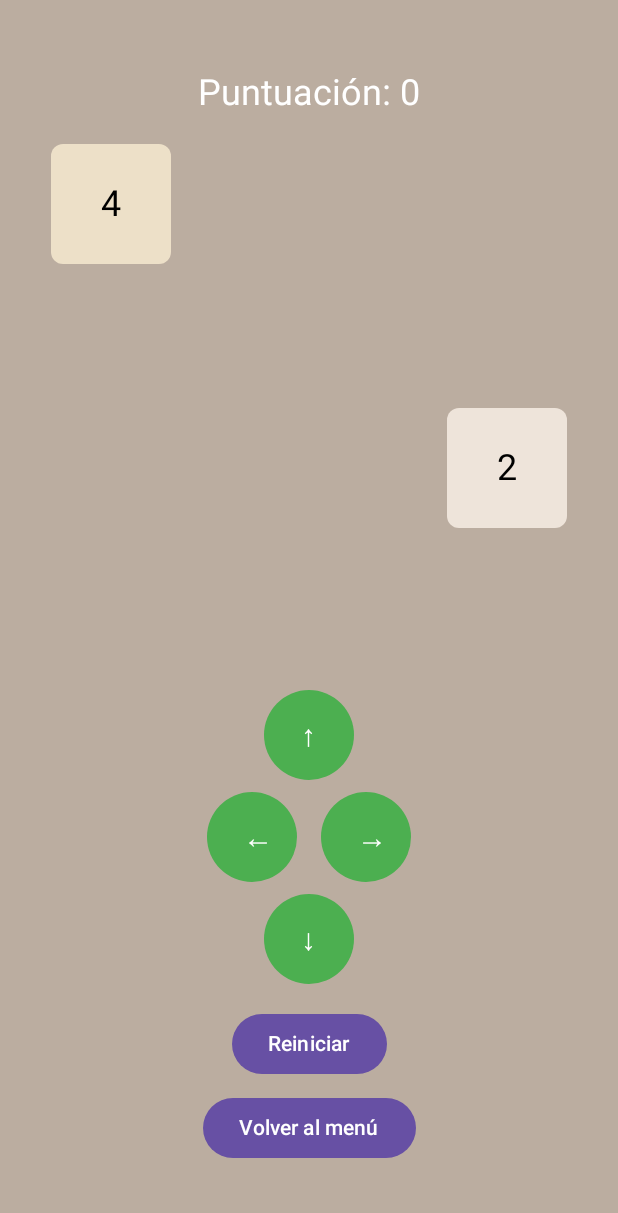
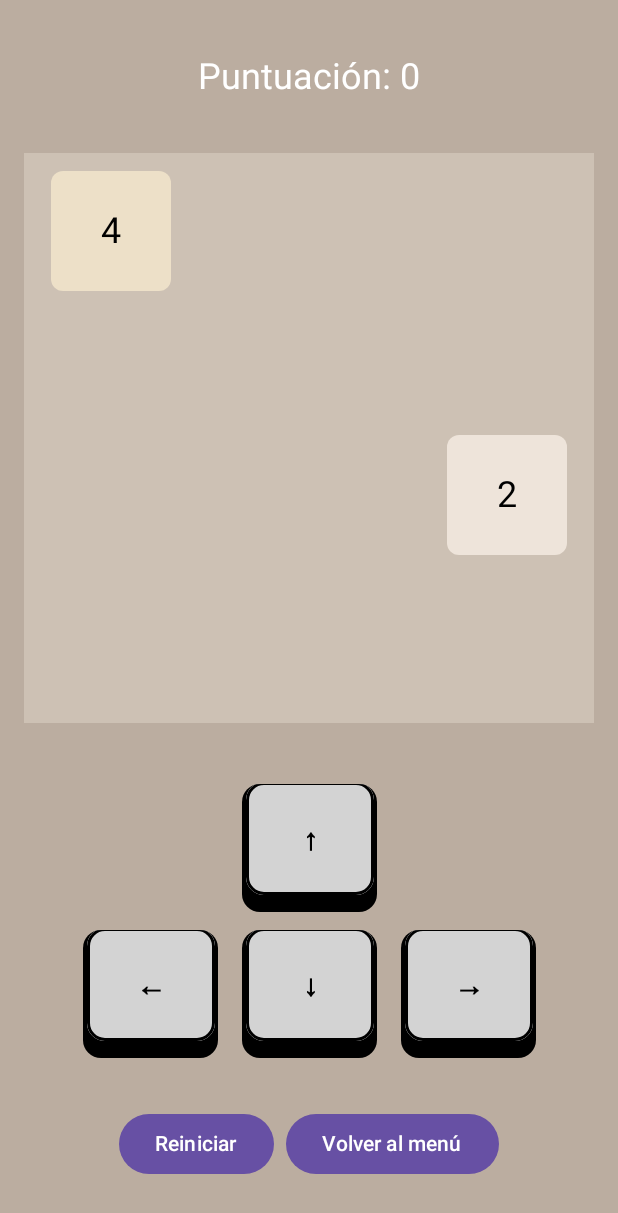
Before and after one commit to Jakon-Dev/Android-2048-GAME, an Android app built with Jetpack Compose: the GameScreen screen opened through its navigation route, on a phone screen of 412 x 824 dp. Shown: the top 1213 px of the screen. Run offline under Robolectric (Android 15) with nearby library versions, the phone set to English and light mode, and no system bars.

Commit message:
Game Arrows Animation

```diff
--- a/app/build.gradle.kts
+++ b/app/build.gradle.kts
@@ -10,8 +10,8 @@ android {
 
     defaultConfig {
         applicationId = "com.example.game2048"
-        minSdk = 35
-        targetSdk = 35
+        minSdk = 26
+        targetSdk = 34
         versionCode = 1
         versionName = "1.0"
 
--- a/app/src/main/java/com/jakondev/a2048_game/ui/DirectionControls.kt
+++ /dev/null
@@ -1,50 +0,0 @@
-package com.jakondev.game2048.ui
-
-import androidx.compose.foundation.layout.*
-import androidx.compose.material3.*
-import androidx.compose.runtime.Composable
-import androidx.compose.ui.Alignment
-import androidx.compose.ui.Modifier
-import androidx.compose.ui.graphics.Color
-import androidx.compose.ui.unit.dp
-import androidx.compose.ui.unit.sp
-
-@Composable
-fun DirectionControls(
-    onUp: () -> Unit,
-    onDown: () -> Unit,
-    onLeft: () -> Unit,
-    onRight: () -> Unit
-) {
-    val buttonSize = 60.dp
-    val buttonColors = ButtonDefaults.buttonColors(
-        containerColor = Color(0xFF4CAF50),
-        contentColor = Color.White
-    )
-
-    Column(horizontalAlignment = Alignment.CenterHorizontally) {
-        Button(onClick = onUp, modifier = Modifier.size(buttonSize), colors = buttonColors) {
-            Text("↑", fontSize = 20.sp)
-        }
-
-        Spacer(modifier = Modifier.height(8.dp))
-
-        Row {
-            Button(onClick = onLeft, modifier = Modifier.size(buttonSize), colors = buttonColors) {
-                Text("←", fontSize = 20.sp)
-            }
-
-            Spacer(modifier = Modifier.width(16.dp))
-
-            Button(onClick = onRight, modifier = Modifier.size(buttonSize), colors = buttonColors) {
-                Text("→", fontSize = 20.sp)
-            }
-        }
-
-        Spacer(modifier = Modifier.height(8.dp))
-
-        Button(onClick = onDown, modifier = Modifier.size(buttonSize), colors = buttonColors) {
-            Text("↓", fontSize = 20.sp)
-        }
-    }
-}
--- a/app/src/main/java/com/jakondev/a2048_game/ui/Tile.kt
+++ b/app/src/main/java/com/jakondev/a2048_game/ui/Tile.kt
@@ -17,7 +17,7 @@ import androidx.compose.ui.unit.sp
 import com.jakondev.game2048.util.getTileColor
 
 @Composable
-fun Tile(value: Int) {
+fun Tile(value: Int, modifier: Modifier) {
     val scale by animateFloatAsState(
         targetValue = if (value != 0) 1f else 0f,
         label = "ScaleAnimation"
--- /dev/null
+++ b/app/src/main/java/com/jakondev/a2048_game/ui/game/DirectionControls.kt
@@ -0,0 +1,131 @@
+package com.jakondev.game2048.ui
+
+import androidx.compose.animation.core.animateFloatAsState
+import androidx.compose.animation.core.tween
+import androidx.compose.foundation.background
+import androidx.compose.foundation.border
+import androidx.compose.foundation.isSystemInDarkTheme
+import androidx.compose.foundation.layout.*
+import androidx.compose.foundation.shape.RoundedCornerShape
+import androidx.compose.material3.*
+import androidx.compose.runtime.*
+import androidx.compose.ui.Alignment
+import androidx.compose.ui.Modifier
+import androidx.compose.ui.draw.clip
+import androidx.compose.ui.input.pointer.pointerInput
+import androidx.compose.ui.text.font.FontWeight
+import androidx.compose.ui.unit.dp
+import androidx.compose.ui.unit.sp
+import androidx.compose.ui.graphics.Color
+import androidx.compose.foundation.gestures.detectTapGestures
+import androidx.compose.ui.semantics.semantics
+import androidx.compose.ui.semantics.contentDescription
+
+@Composable
+fun DirectionControls(
+    onUp: () -> Unit,
+    onDown: () -> Unit,
+    onLeft: () -> Unit,
+    onRight: () -> Unit
+) {
+    Column(
+
+        horizontalAlignment = Alignment.CenterHorizontally,
+        verticalArrangement = Arrangement.Center,
+        modifier = Modifier
+            .padding(16.dp)
+    ) {
+        Row(
+            horizontalArrangement = Arrangement.Center,
+            verticalAlignment = Alignment.Bottom,
+            modifier = Modifier
+                .fillMaxWidth()
+                .height(85.dp)
+        ) {
+            StylizedButton("↑", onUp)
+        }
+
+        Spacer(modifier = Modifier.height(12.dp))
+
+        Row(
+            horizontalArrangement = Arrangement.Center,
+            verticalAlignment = Alignment.Bottom,
+            modifier = Modifier
+                .fillMaxWidth()
+                .height(85.dp)
+        ) {
+            StylizedButton("←", onLeft)
+            Spacer(modifier = Modifier.width(16.dp))
+            StylizedButton("↓", onDown)
+            Spacer(modifier = Modifier.width(16.dp))
+            StylizedButton("→", onRight)
+        }
+    }
+}
+
+@Composable
+fun StylizedButton(
+    text: String,
+    onClick: () -> Unit
+) {
+    var pressed by remember { mutableStateOf(false) }
+
+    val buttonColor = Color(0xFFD3D3D3) // Light grey
+    val outlineColor = Color.Black
+    val cornerRadius = 12.dp
+    val buttonSize = 85.dp
+    val outlineSize = 90.dp
+
+    val offsetY by animateFloatAsState(
+        targetValue = if (pressed) 0f else -7f,
+        animationSpec = tween(durationMillis = 90),
+        label = "buttonOffsetY"
+    )
+    val outlineHeight by animateFloatAsState(
+        targetValue = if (pressed) outlineSize.value - 16 else outlineSize.value - 5,
+        animationSpec = tween(durationMillis = 90),
+        label = "outlineHeight"
+    )
+
+    Box(
+        modifier = Modifier
+            .offset(y = 3.dp)
+            .background(outlineColor, RoundedCornerShape(cornerRadius))
+            .width(outlineSize) // Mantiene el mismo ancho
+            .height(outlineHeight.dp) // Cambia la altura animadamente
+            .clip(RoundedCornerShape(cornerRadius)),
+        contentAlignment = Alignment.Center,
+    ) {
+        Box(
+            contentAlignment = Alignment.Center,
+            modifier = Modifier
+                .offset(y = offsetY.dp)
+                .width(buttonSize)
+                .height(buttonSize - 10.dp)
+                .clip(RoundedCornerShape(cornerRadius))
+                .background(buttonColor)
+                .border(2.dp, outlineColor, RoundedCornerShape(cornerRadius))
+                .pointerInput(Unit) {
+                    detectTapGestures(
+                        onPress = {
+                            pressed = true
+                            try {
+                                awaitRelease()
+                                onClick()
+                            } finally {
+                                pressed = false
+                            }
+                        }
+                    )
+                }
+                .semantics { contentDescription = "Direction $text" }
+        ) {
+            Text(
+                text = text,
+                fontSize = 20.sp,
+                fontWeight = FontWeight.Bold,
+                color = outlineColor
+            )
+        }
+    }
+}
--- /dev/null
+++ b/app/src/main/java/com/jakondev/a2048_game/ui/game/GameBoard.kt
@@ -0,0 +1,35 @@
+package com.jakondev.a2048_game.ui.game
+
+import androidx.compose.foundation.background
+import androidx.compose.foundation.layout.Column
+import androidx.compose.foundation.layout.Row
+import androidx.compose.foundation.layout.padding
+import androidx.compose.foundation.layout.size
+import androidx.compose.runtime.Composable
+import androidx.compose.ui.Alignment
+import androidx.compose.ui.Modifier
+import androidx.compose.ui.graphics.Color
+import androidx.compose.ui.unit.Dp
+import androidx.compose.ui.unit.dp
+import com.jakondev.game2048.ui.Tile
+
+@Composable
+fun GameBoard(board: Array<IntArray>, size: Dp) {
+    val cellSize = size / board.size
+
+    Column(
+        modifier = Modifier
+            .size(size)
+            .background(Color(0xFFCDC1B4))
+            .padding(8.dp),
+        horizontalAlignment = Alignment.CenterHorizontally
+    ) {
+        board.forEach { row ->
+            Row {
+                row.forEach { value ->
+                    Tile(value, Modifier.size(cellSize))
+                }
+            }
+        }
+    }
+}
--- a/app/src/main/java/com/jakondev/a2048_game/ui/GameScreen.kt
+++ b/app/src/main/java/com/jakondev/a2048_game/ui/game/GameScreen.kt
@@ -13,6 +13,8 @@ import androidx.compose.ui.platform.LocalConfiguration
 import androidx.compose.ui.unit.dp
 import com.jakondev.game2048.GameViewModel
 import androidx.navigation.NavController
+import com.jakondev.a2048_game.ui.game.GameControls
+import com.jakondev.a2048_game.ui.game.GameBoard
 
 
 @Composable
@@ -20,57 +22,50 @@ fun GameScreen(viewModel: GameViewModel, navController: NavController) {
     val board = viewModel.board.collectAsState()
     val score = viewModel.score.collectAsState()
     val isGameOver = viewModel.isGameOver.collectAsState()
-
     val isLandscape = LocalConfiguration.current.orientation == Configuration.ORIENTATION_LANDSCAPE
 
-    Row(
+    BoxWithConstraints(
         modifier = Modifier
             .fillMaxSize()
             .background(Color(0xFFBBADA0))
-            .padding(16.dp),
-        verticalAlignment = Alignment.CenterVertically,
-        horizontalArrangement = Arrangement.Center
+            .padding(16.dp)
     ) {
-        Column(horizontalAlignment = Alignment.CenterHorizontally) {
-            ScoreDisplay(score.value)
+        val boxMaxHeight = maxHeight
+        val boxMaxWidth = maxWidth
 
-            board.value.forEach { row ->
-                Row {
-                    row.forEach { value ->
-                        Tile(value)
-                    }
-                }
+        if (isLandscape) {
+            Row(
+                modifier = Modifier.fillMaxSize(),
+                horizontalArrangement = Arrangement.SpaceEvenly,
+                verticalAlignment = Alignment.CenterVertically
+            ) {
+                GameBoard(board.value, boxMaxHeight)
+                GameControls(score.value, viewModel, navController)
             }
-
-            if (!isLandscape) {
-                Spacer(modifier = Modifier.height(16.dp))
+        } else {
+            Column(
+                modifier = Modifier.fillMaxSize(),
+                horizontalAlignment = Alignment.CenterHorizontally,
+                verticalArrangement = Arrangement.SpaceEvenly
+            ) {
+                ScoreDisplay(score.value)
+                GameBoard(board.value, boxMaxWidth)
                 DirectionControls(
                     onUp = viewModel::moveUp,
                     onDown = viewModel::moveDown,
                     onLeft = viewModel::moveLeft,
                     onRight = viewModel::moveRight
                 )
+                Row {
+                    Button(onClick = viewModel::resetGame) {
+                        Text("Reiniciar")
+                    }
+                    Spacer(modifier = Modifier.width(8.dp))
+                    Button(onClick = { navController.navigate("menu") }) {
+                        Text("Volver al menú")
+                    }
+                }
             }
-
-            Spacer(modifier = Modifier.height(16.dp))
-            Button(onClick = viewModel::resetGame) {
-                Text("Reiniciar")
-            }
-
-            Spacer(modifier = Modifier.height(8.dp))
-            Button(onClick = { navController.navigate("menu") }) {
-                Text("Volver al menú")
-            }
-        }
-
-        if (isLandscape) {
-            Spacer(modifier = Modifier.width(32.dp))
-            DirectionControls(
-                onUp = viewModel::moveUp,
-                onDown = viewModel::moveDown,
-                onLeft = viewModel::moveLeft,
-                onRight = viewModel::moveRight
-            )
         }
     }
 
@@ -88,6 +83,11 @@ fun GameScreen(viewModel: GameViewModel, navController: NavController) {
     }
 }
 
+
+
+
+
+
 @Composable
 fun ScoreDisplay(score: Int) {
     Text(
```
Also changed, not shown: app/src/main/java/com/jakondev/a2048_game/ui/game/GameControls.kt (added, +40 -0 lines), app/src/main/java/com/jakondev/a2048_game/ui/theme/Color.kt (+10 -6 lines), app/src/main/java/com/jakondev/a2048_game/ui/theme/Theme.kt (+12 -3 lines).
